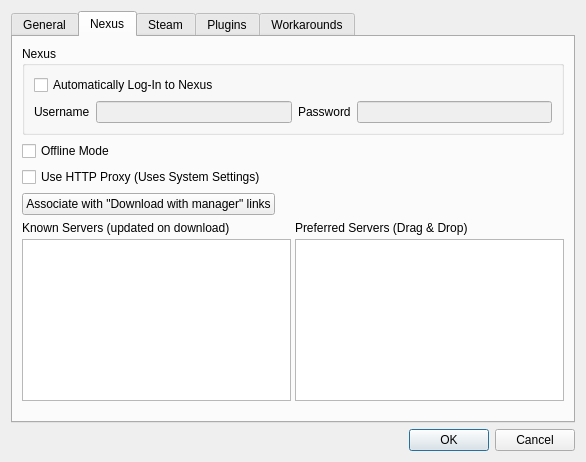
Holt59/mo2-merge, file modorganizer/src/settingsdialog.ui: the form before one commit.
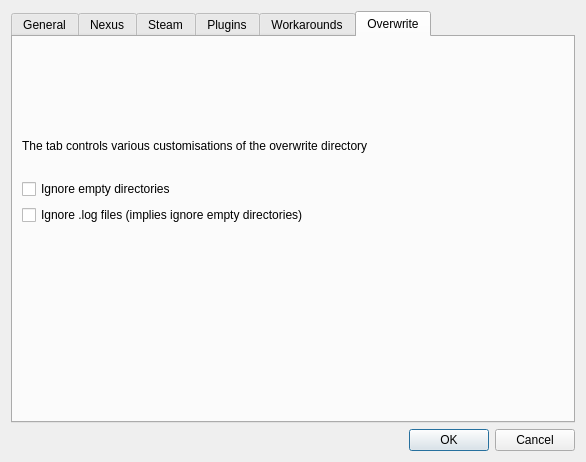
The form after the commit. The open tabs and pages were chosen to show the change. Icons and pictures are not drawn.

Commit message: [modorganizer] Factor out general, nexis, plugins tab code into individual classes Add some code and page to control what is/isn't significant in overwrite

The edit to the form file:
```diff
--- a/modorganizer/src/settingsdialog.ui
+++ b/modorganizer/src/settingsdialog.ui
@@ -884,6 +884,86 @@
        </item>
       </layout>
      </widget>
+     <widget class="QWidget" name="overwriteTab">
+      <attribute name="title">
+       <string>Overwrite</string>
+      </attribute>
+      <layout class="QGridLayout" name="gridLayout_2">
+       <item row="4" column="0">
+        <widget class="QCheckBox" name="ignoreLogFileBox">
+         <property name="statusTip">
+          <string/>
+         </property>
+         <property name="text">
+          <string>Ignore .log files (implies ignore empty directories)</string>
+         </property>
+        </widget>
+       </item>
+       <item row="6" column="0">
+        <spacer name="verticalSpacer_6">
+         <property name="orientation">
+          <enum>Qt::Vertical</enum>
+         </property>
+         <property name="sizeHint" stdset="0">
+          <size>
+           <width>20</width>
+           <height>40</height>
+          </size>
+         </property>
+        </spacer>
+       </item>
+       <item row="0" column="0">
+        <spacer name="verticalSpacer_8">
+         <property name="orientation">
+          <enum>Qt::Vertical</enum>
+         </property>
+         <property name="sizeHint" stdset="0">
+          <size>
+           <width>20</width>
+           <height>40</height>
+          </size>
+         </property>
+        </spacer>
+       </item>
+       <item row="5" column="0">
+        <spacer name="verticalSpacer_9">
+         <property name="orientation">
+          <enum>Qt::Vertical</enum>
+         </property>
+         <property name="sizeHint" stdset="0">
+          <size>
+           <width>20</width>
+           <height>40</height>
+          </size>
+         </property>
+        </spacer>
+       </item>
+       <item row="2" column="0">
+        <widget class="QLabel" name="label_23">
+         <property name="text">
+          <string/>
+         </property>
+        </widget>
+       </item>
+       <item row="1" column="0">
+        <widget class="QLabel" name="label_22">
+         <property name="text">
+          <string>The tab controls various customisations of the overwrite directory</string>
+         </property>
+        </widget>
+       </item>
+       <item row="3" column="0">
+        <widget class="QCheckBox" name="ignoreEmptyDirBox">
+         <property name="toolTip">
+          <string/>
+         </property>
+         <property name="text">
+          <string>Ignore empty directories</string>
+         </property>
+        </widget>
+       </item>
+      </layout>
+     </widget>
     </widget>
    </item>
    <item>
```
Left out of the diff: 2 changed lines with no effect on the pictures. The commit also changes 2 other files.
